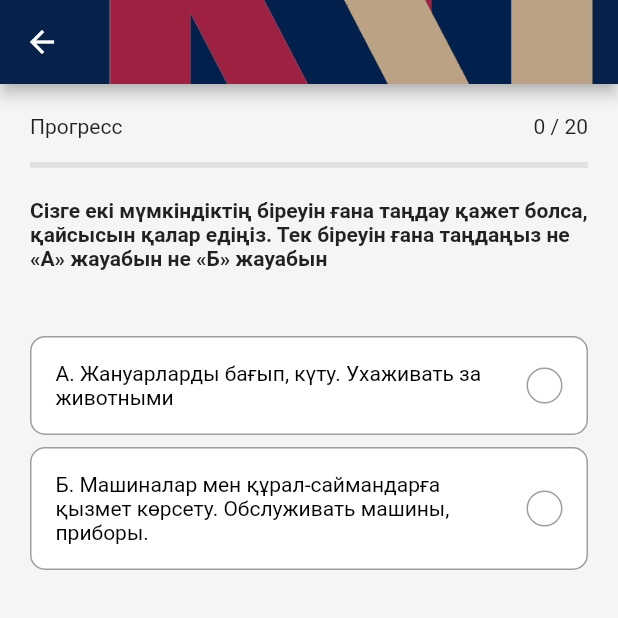
After one commit to muslimipro/career-guidance-mobile, a Flutter app: the screen it shows after launch, after a tap on "Тестілеуді бастау", on a phone screen of 412 x 824 dp, the top half of it. The commit adds this screen. Run offline on Flutter 3.47's test engine with Material 2 defaults, Android fonts, the phone set to English and light mode, and no system bars.

Commit message:
changed klimov test

```diff
--- /dev/null
+++ b/lib/klimov/klimov_test.dart
@@ -0,0 +1,247 @@
+import 'package:flutter/material.dart';
+
+import 'question.dart';
+import 'result_page.dart';
+import 'test_progress.dart';
+
+class KlimovTestPage extends StatefulWidget {
+  const KlimovTestPage({Key? key}) : super(key: key);
+
+  @override
+  State<KlimovTestPage> createState() => _KlimovTestPageState();
+}
+
+class _KlimovTestPageState extends State<KlimovTestPage> {
+  final pageController = PageController();
+  List<String> answers = [];
+
+  void nextPage() {
+    if (answers.length < 20) {
+      pageController.nextPage(
+        duration: const Duration(milliseconds: 500),
+        curve: Curves.fastOutSlowIn,
+      );
+    }
+  }
+
+  void onSelected(String value) {
+    setState(() {
+      answers.add('${answers.length + 1}$value');
+    });
+    nextPage();
+  }
+
+  @override
+  Widget build(BuildContext context) {
+    return Scaffold(
+      appBar: AppBar(
+        backgroundColor: Theme.of(context).primaryColor,
+        title: Image.asset(
+          'assets/nurmakov_tr.png',
+          fit: BoxFit.fill,
+          // height: 40,
+        ),
+      ),
+      backgroundColor: Colors.grey[100],
+      body: Column(
+        children: [
+          const SizedBox(height: 20),
+          QuestionIndicatorWidget(
+            currentPage: answers.length,
+            length: 20,
+          ),
+          const Padding(
+            padding: EdgeInsets.all(20.0),
+            child: Text(
+              'Сізге екі мүмкіндіктің біреуін ғана таңдау қажет болса, қайсысын қалар едіңіз. Тек біреуін ғана таңдаңыз не «А» жауабын не «Б» жауабын',
+              style: TextStyle(fontWeight: FontWeight.bold),
+            ),
+          ),
+          Expanded(
+            child: PageView(
+              physics: const NeverScrollableScrollPhysics(),
+              controller: pageController,
+              children: <Widget>[
+                QuestionWidget(
+                  options: const [
+                    'A. Жануарларды бағып, күту. Ухаживать за животными',
+                    'Б. Машиналар мен құрал-саймандарға қызмет көрсету. Обслуживать машины, приборы.',
+                  ],
+                  onSelected: onSelected,
+                ),
+                QuestionWidget(
+                  options: const [
+                    'A. Ауруларға көмектесу. Помогать больным людям, лечить их.',
+                    'Б. Есептеу машиналарына кестелер, сызбалар, бағдарламалар жасау. Составлять таблицы, схемы, программы для вычислительных машин.',
+                  ],
+                  onSelected: onSelected,
+                ),
+                QuestionWidget(
+                  options: const [
+                    'A. Кітап, плакат, көркем ашық хаттарды безендіру, сапасын бақылау. Следить за качеством книжных иллюстраций, плакатов, художественных открыток, грампластинок.',
+                    'Б. Өсімдіктердің жай-күйін, өсіп-дамуын қадағалау. Следить за состоянием, развитием растений',
+                  ],
+                  onSelected: onSelected,
+                ),
+                QuestionWidget(
+                  options: const [
+                    'A. Материалдарды өңдеу (ағаш, мата, металл т.б) . обрабатывать материалы (дерево, ткань и т.п)',
+                    'Б. Тауарларды тұтынушыға жеткізу, жарнамалау, сату. Доводить товары до потребителя (рекомендовать, продавать)',
+                  ],
+                  onSelected: onSelected,
+                ),
+                QuestionWidget(
+                  options: const [
+                    'A. Ғылыми-көпшілік кітаптарды, мақалаларды талқылау. Обсуждать научно-популярные книги, статьи.',
+                    'Б. Көркем кітаптарды талдау (концерт, пьесалар). Обсуждать художественные книги.',
+                  ],
+                  onSelected: onSelected,
+                ),
+                QuestionWidget(
+                  options: const [
+                    'A. Малдардың төлдерін күту, өсіру. Выращивать молодняк (животных какой-либо породы)',
+                    'Б. Жолдастарды жаттықтыру бір іс-әрекетті орындауға көмектесу (оқу, спорт). Тренировать ровесников в выполнении каких-либо действий (трудовых, учебных, спортивных)',
+                  ],
+                  onSelected: onSelected,
+                ),
+                QuestionWidget(
+                  options: const [
+                    'A. Суреттерден, бейнелерден көшірме жасау. Копировать рисунки, изображения (или настраивать музыкальные инструменты)',
+                    'Б. Жүк тартатын, түсіретін құралын басқару. Управлять каким-либо грузовым (подъемным или транспортным) средством-подъемным краном, трактором, тепловозом и др.',
+                  ],
+                  onSelected: onSelected,
+                ),
+                QuestionWidget(
+                  options: const [
+                    'A. Адамдарға керекті мәліметтер беру, түсіндіру. Сообщать, разъяснять людям нужные им сведения (в справочном бюро, на экскурсии)',
+                    'Б. Көрмелер, витриналар көркемдеу, рәсімдеу. Оформлять выставки, витрины или участвовать в подготовке пьес, концертов.',
+                  ],
+                  onSelected: onSelected,
+                ),
+                QuestionWidget(
+                  options: const [
+                    'A. Нәрселер, бұйымдар тұрғын үй жөндеу (киім-кешек, техника). Ремонтировать вещи, изделия (одежду, технику), жилище',
+                    'Б. Мәтіндегі, кестелердегі, суреттегі қателерді тауып, түзету. Искать и исправлять ошибки в текстах, табллицах, рисунках.',
+                  ],
+                  onSelected: onSelected,
+                ),
+                QuestionWidget(
+                  options: const [
+                    'A. Жануарларды емдеу. Лечить животных.',
+                    'Б. Есептеу, есептеп шығаруды орындау. Выполнять вычисления, рассеты',
+                  ],
+                  onSelected: onSelected,
+                ),
+                QuestionWidget(
+                  options: const [
+                    'A. Өсімдіктердің жаңа сорттарын шығару. Выводить новые сорта растений.',
+                    'Б. Өнеркәсіптік бұйымдардың жаңа түрлерін конструкциялау, жобалау. Консультировать, проектировать новые виды промышленных изделий (машины, одежду, дома) продукты питания и т.п',
+                  ],
+                  onSelected: onSelected,
+                ),
+                QuestionWidget(
+                  options: const [
+                    'A. Адамдар арасындағы дау-дамайды талқылап, түсіндіріп, сендіріп, жазалау, көтермелеу. Разбирать споры, ссоры между людьми, убеждать разъяснять, наказывать, поощрять.',
+                    'Б. Сызбалар, кестелерді талқылау. Разбираться в чертежах, схемах, таблицах (проверять, уточнять, приводить в порядок)',
+                  ],
+                  onSelected: onSelected,
+                ),
+                QuestionWidget(
+                  options: const [
+                    'A. Көркемөнерпаздар үйірмесінің жұмысын бақылау, тексеру. Наблюдать, изучать работу кружков художественной самодеятельности.',
+                    'Б. Микробтардың өмірін бақылап, зерттеу. Наблюдать, изучать жизнь микробов',
+                  ],
+                  onSelected: onSelected,
+                ),
+                QuestionWidget(
+                  options: const [
+                    'A. Медицина аспаптарын, аппараттарын жөндеп, қызмет көрсету. Обслуживать, налаживать медицинские приборы, аппараты.',
+                    'Б. Жараланған, күйген адамдарға, медициналық көмек көрсету. Оказывать людям медицинскую помощь при ранениях, ушибах, ожогах и т.п',
+                  ],
+                  onSelected: onSelected,
+                ),
+                QuestionWidget(
+                  options: const [
+                    'A. Көрген, елестеген, қиялдағы оқиғаларды көркемдеп шығару. Составлять точные описания или отчеты о наблюдаемых явлениях, событиях, измеряемых объектах и др',
+                    'Б. Көрген-білген оқиғалар мен құбылыстарды жазып беру, бақылаған құбылыстан есеп жазу, өлшеген объектілер есептеу. Художественно описывать, изображать события (наблюдаемые или представляемые)',
+                  ],
+                  onSelected: onSelected,
+                ),
+                QuestionWidget(
+                  options: const [
+                    'A. Аурухана лабороториясында анализ жасау. Делать лабораторные анализы в больнице.',
+                    'Б. Ауруларды қабылдау, әңгімелесу, ем-дәрілер жазып беру. Принимать, осматривать больных, беседовать с ними, назначать лечение.',
+                  ],
+                  onSelected: onSelected,
+                ),
+                QuestionWidget(
+                  options: const [
+                    'A. Бөлменің, үйдің ішін, бұйымдарды бояу, сурет салу. Красить или расписывать помещение, поверхность изделий.',
+                    'Б. Машиналар мен құрал-сайманды құрастыру, жинау. Осуществлять монтаж заданий или сборку машин, приборов.',
+                  ],
+                  onSelected: onSelected,
+                ),
+                QuestionWidget(
+                  options: const [
+                    'A. Құрбы-құрдастарды, кішкене балаларды театрға, мұражайға апару, экскурсияға, туристік жорықтарға шығару. Организовывать культпоходы сверстников или младших (экскурсии, туристические походы и т.п)',
+                    'Б. Сахнада ойнау, концерттерге қатысу. Играть на сцене, принимать участие в концертах.',
+                  ],
+                  onSelected: onSelected,
+                ),
+                QuestionWidget(
+                  options: const [
+                    'A. Сызбаларға қарап машиналардың, киім-кешек бөлшектерін жасау, үй салу. Изготовлять по чертежам детали, изделия (машины, одежду) строить здания',
+                    'Б. Сызумен айналысу, сызбалар, карта көшірмелерін жасау. Заниматься черчением, копировать чертежи, карты',
+                  ],
+                  onSelected: onSelected,
+                ),
+                QuestionWidget(
+                  options: const [
+                    'A. Өсімдіктер ауруларымен, бау-бақшаның, орман жауларымен, зиянды жәндіктермен күресу. Вести борьбу с болезнями растений, с вредителями леса, сада.',
+                    'Б. Клавишті машиналармен жұмыс жасау. Работать на клавишных машинах (пишущей машинке, телетайпе, наборной мамашине идр)',
+                  ],
+                  onSelected: onSelected,
+                ),
+              ],
+            ),
+          ),
+        ],
+      ),
+      bottomNavigationBar: SafeArea(
+        child: Padding(
+          padding: const EdgeInsets.all(20),
+          child: Row(
+            mainAxisAlignment: MainAxisAlignment.spaceAround,
+            children: [
+              if (answers.length == 20)
+                Expanded(
+                  child: TextButton(
+                    child: const Text('Тестілеуді аяқтау',
+                        style: TextStyle(color: Colors.white, fontSize: 18)),
+                    style: ButtonStyle(
+                      backgroundColor: MaterialStateProperty.all<Color>(
+                          const Color(0xFF06224b)), //Color(0xFFe53935)),
+                      minimumSize:
+                          MaterialStateProperty.all<Size>(const Size(200, 48)),
+                      shape: MaterialStateProperty.all<RoundedRectangleBorder>(
+                          RoundedRectangleBorder(
+                        borderRadius: BorderRadius.circular(40),
+                      )),
+                    ),
+                    onPressed: () {
+                      Navigator.pushReplacement(
+                        context,
+                        MaterialPageRoute(
+                          builder: (context) => ResultPage(answers: answers),
+                        ),
+                      );
+                    },
+                  ),
+                ),
+            ],
+          ),
+        ),
+      ),
+    );
+  }
+}
--- /dev/null
+++ b/lib/klimov/question.dart
@@ -0,0 +1,111 @@
+import 'package:flutter/material.dart';
+
+class QuestionWidget extends StatefulWidget {
+  final List<String> options;
+  final ValueChanged<String> onSelected;
+  const QuestionWidget(
+      {Key? key, required this.options, required this.onSelected})
+      : super(key: key);
+
+  @override
+  State<QuestionWidget> createState() => _QuestionWidgetState();
+}
+
+class _QuestionWidgetState extends State<QuestionWidget> {
+  int indexSelected = -1;
+
+  @override
+  Widget build(BuildContext context) {
+    return Padding(
+      padding: const EdgeInsets.all(20.0),
+      child: Column(
+        children: [
+          for (int i = 0; i < widget.options.length; i++)
+            AnswerWidget(
+              title: widget.options[i],
+              disabled: indexSelected != -1,
+              isSelected: indexSelected == i,
+              onTap: () {
+                indexSelected = i;
+                widget.onSelected(i == 0 ? 'a' : 'b');
+                setState(() {});
+              },
+            ),
+        ],
+      ),
+    );
+  }
+}
+
+class AnswerWidget extends StatelessWidget {
+  final String title;
+  final bool isSelected;
+  final bool disabled;
+  final VoidCallback onTap;
+  const AnswerWidget({
+    Key? key,
+    required this.title,
+    this.isSelected = false,
+    this.disabled = false,
+    required this.onTap,
+  }) : super(key: key);
+
+  @override
+  Widget build(BuildContext context) {
+    return Padding(
+      padding: const EdgeInsets.symmetric(
+        vertical: 4,
+      ),
+      child: IgnorePointer(
+        ignoring: disabled,
+        child: GestureDetector(
+          onTap: onTap,
+          child: Container(
+            padding: const EdgeInsets.all(16),
+            decoration: BoxDecoration(
+              color: isSelected ? Colors.green[100] : Colors.white,
+              borderRadius: BorderRadius.circular(10),
+              border: Border.fromBorderSide(
+                BorderSide(color: isSelected ? Colors.green : Colors.grey),
+              ),
+            ),
+            child: Row(
+              mainAxisAlignment: MainAxisAlignment.spaceBetween,
+              children: [
+                Expanded(
+                  child: Text(
+                    title,
+                    style: TextStyle(
+                      color: isSelected ? Colors.green[800] : Colors.black,
+                    ),
+                  ),
+                ),
+                const SizedBox(width: 20),
+                Container(
+                  width: 24,
+                  height: 24,
+                  decoration: BoxDecoration(
+                    color: isSelected ? Colors.green : Colors.white,
+                    borderRadius: BorderRadius.circular(500),
+                    border: Border.fromBorderSide(
+                      BorderSide(
+                        color: isSelected ? Colors.green : Colors.grey,
+                      ),
+                    ),
+                  ),
+                  child: isSelected
+                      ? const Icon(
+                          Icons.check,
+                          size: 16,
+                          color: Colors.white,
+                        )
+                      : null,
+                ),
+              ],
+            ),
+          ),
+        ),
+      ),
+    );
+  }
+}
--- /dev/null
+++ b/lib/klimov/test_progress.dart
@@ -0,0 +1,47 @@
+import 'package:flutter/material.dart';
+
+class QuestionIndicatorWidget extends StatelessWidget {
+  final int currentPage;
+  final int length;
+
+  const QuestionIndicatorWidget(
+      {Key? key, required this.currentPage, required this.length})
+      : super(key: key);
+
+  @override
+  Widget build(BuildContext context) {
+    return Container(
+      padding: const EdgeInsets.symmetric(horizontal: 20),
+      child: Column(
+        children: [
+          Row(
+            mainAxisAlignment: MainAxisAlignment.spaceBetween,
+            children: [
+              const Text('Прогресс'),
+              Text('$currentPage / $length'),
+            ],
+          ),
+          const SizedBox(height: 16),
+          ProgressIndicatorWidget(
+            value: currentPage / length,
+          ),
+        ],
+      ),
+    );
+  }
+}
+
+class ProgressIndicatorWidget extends StatelessWidget {
+  final double value;
+  const ProgressIndicatorWidget({Key? key, required this.value})
+      : super(key: key);
+
+  @override
+  Widget build(BuildContext context) {
+    return LinearProgressIndicator(
+      backgroundColor: Colors.grey[300],
+      valueColor: const AlwaysStoppedAnimation<Color>(Colors.green),
+      value: value,
+    );
+  }
+}
--- a/lib/main.dart
+++ b/lib/main.dart
@@ -1,5 +1,6 @@
-import 'package:career_guidance/question1.dart';
 import 'package:flutter/material.dart';
+
+import 'klimov/klimov_test.dart';
 
 void main() {
   runApp(const MyApp());
@@ -52,7 +53,8 @@ class _MyHomePageState extends State<MyHomePage> {
                       const SizedBox(height: 15),
                       const Center(
                           child: Text(
-                        'Выбор профессии',
+                        'Мамандық таңдау',
+                        // 'Выбор профессии',
                         style: TextStyle(
                             fontSize: 32,
                             fontWeight: FontWeight.w700,
@@ -60,12 +62,13 @@ class _MyHomePageState extends State<MyHomePage> {
                       )),
                       Image.asset('assets/image1.jpeg'),
                       const Text(
-                        'Пройди короткий тест в два этапа \nи получи результат',
+                        'Жекелеп диагностикалау әдістемесі',
+                        // 'Пройди короткий тест в два этапа \nи получи результат',
                         textAlign: TextAlign.center,
                         style: TextStyle(fontSize: 14),
                       ),
                       TextButton(
-                        child: const Text('Начать тест',
+                        child: const Text('Тестілеуді бастау',
                             style:
                                 TextStyle(color: Colors.white, fontSize: 18)),
                         style: ButtonStyle(
@@ -83,7 +86,7 @@ class _MyHomePageState extends State<MyHomePage> {
                           Navigator.push(
                             context,
                             MaterialPageRoute(
-                                builder: (context) => const Question1Page()),
+                                builder: (context) => const KlimovTestPage()),
                           );
                         },
                       ),
```
Also changed, not shown: lib/klimov/result_page.dart (added, +158 -0 lines).
